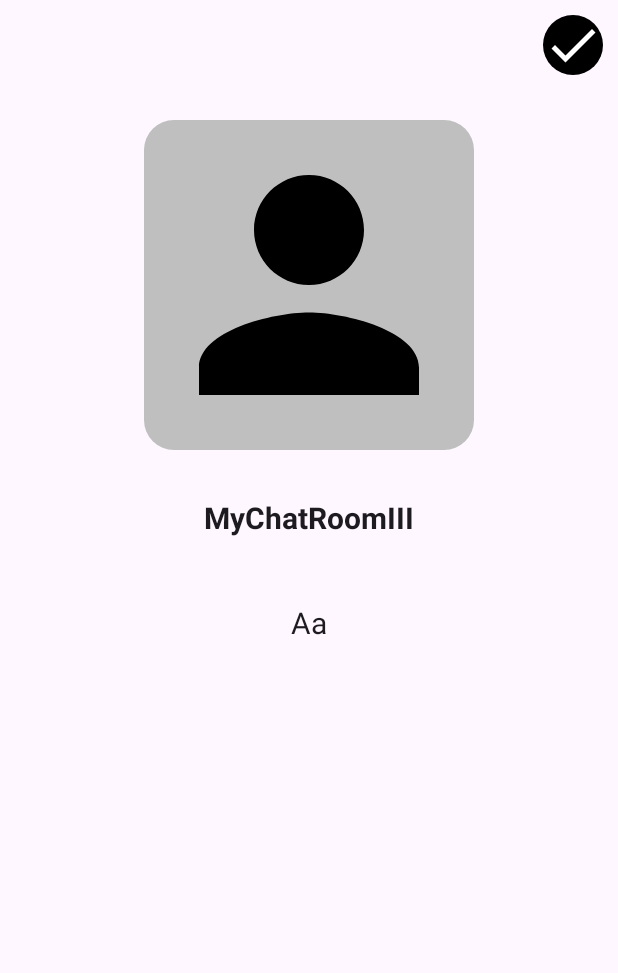
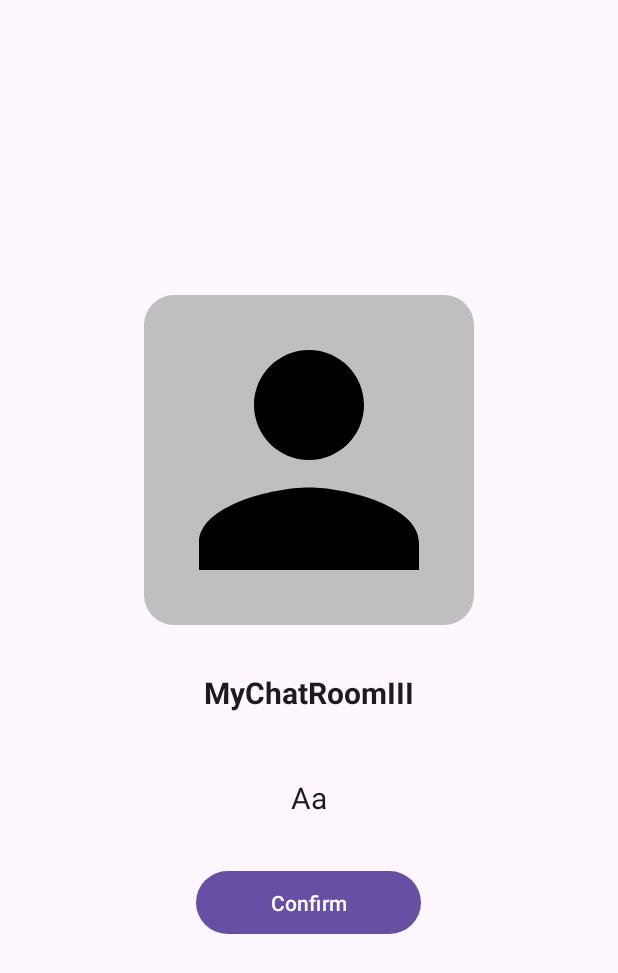
Before and after one commit to KELLSPING/MyChatRoomIII, an Android app: the layout activity_settings.xml on its own in the app's theme, with its tools: preview values and no code run, on a phone screen of 412 x 824 dp. Shown: the top 973 px of the screen. Run offline under Robolectric (Android 15) with nearby library versions, the phone set to English and light mode, and no system bars.

Commit message:
Change view.  - Change settings view.

```diff
--- a/app/src/main/res/layout/activity_settings.xml
+++ b/app/src/main/res/layout/activity_settings.xml
@@ -3,21 +3,11 @@
     xmlns:app="http://schemas.android.com/apk/res-auto"
     xmlns:tools="http://schemas.android.com/tools"
     android:layout_width="match_parent"
-    android:layout_height="match_parent"
+    android:layout_height="wrap_content"
     tools:context=".Activity.SettingsActivity"
     android:orientation="vertical"
-    android:layout_gravity="center_vertical"
-    android:gravity="start">
-
-    <com.google.android.material.imageview.ShapeableImageView
-        android:id="@+id/save"
-        android:layout_width="40dp"
-        android:layout_height="40dp"
-        android:src="@drawable/done_image"
-        android:background="@drawable/rect_black_shape"
-        android:tint="@color/white"
-        android:layout_margin="10dp"
-        android:layout_gravity="right"/>
+    android:layout_gravity="center"
+    android:layout_centerInParent="true">
 
     <com.google.android.material.imageview.ShapeableImageView
         android:id="@+id/settings_image"
@@ -32,12 +22,12 @@
         android:id="@+id/settings_name"
         android:layout_width="match_parent"
         android:layout_height="50dp"
-        android:gravity="center"
         android:layout_marginTop="20dp"
         android:textSize="20sp"
         android:textStyle="bold"
         android:background="@null"
-        android:text="@string/app_name"/>
+        android:text="@string/app_name"
+        android:gravity="center"/>
 
     <EditText
         android:id="@+id/settings_status"
@@ -50,4 +40,12 @@
         android:background="@null"
         android:text="@string/aa"/>
 
+    <com.google.android.material.button.MaterialButton
+        android:id="@+id/btnConfirm"
+        android:text="@string/confirm"
+        android:layout_width="150dp"
+        android:layout_height="50dp"
+        android:layout_marginVertical="20dp"
+        android:layout_gravity="center"/>
+
 </LinearLayout>
--- a/app/src/main/res/values/strings.xml
+++ b/app/src/main/res/values/strings.xml
@@ -18,5 +18,6 @@
 
     <string name="new_user">New user ?</string>
     <string name="already_user">Already User ?</string>
+    <string name="confirm">Confirm</string>
 
 </resources>
```
Also changed, not shown: app/src/main/java/com/example/mychatroomiii/Activity/SettingsActivity.java (+8 -5 lines), app/src/main/res/menu/menu_settings_activity.xml (added, +10 -0 lines).
